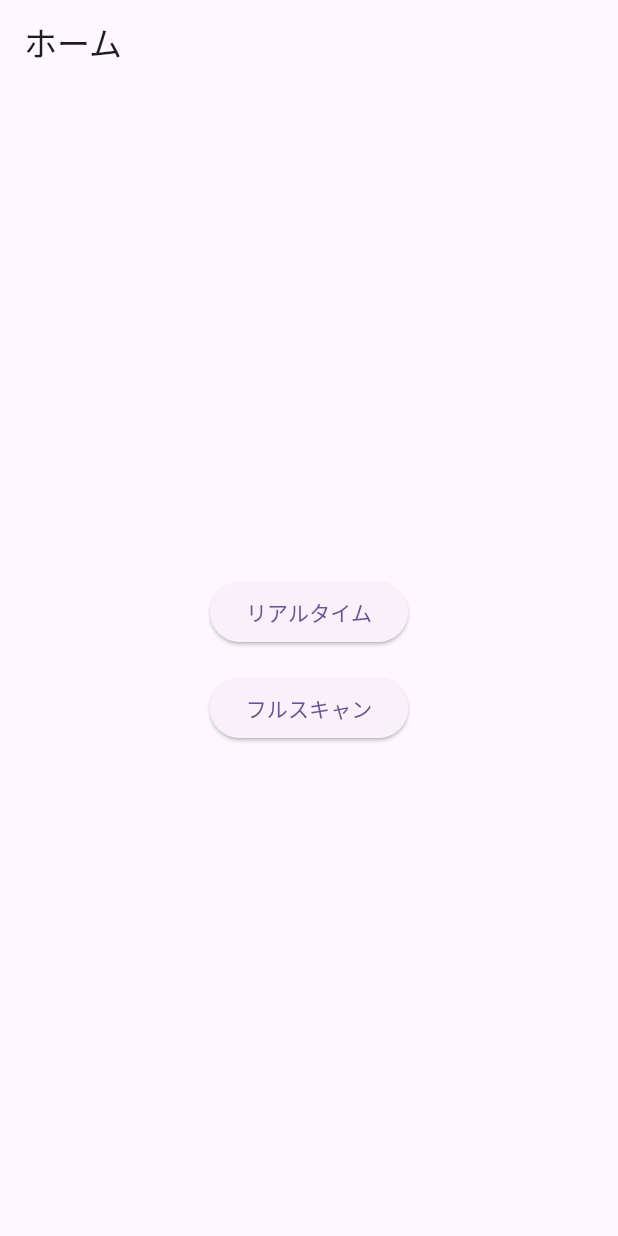
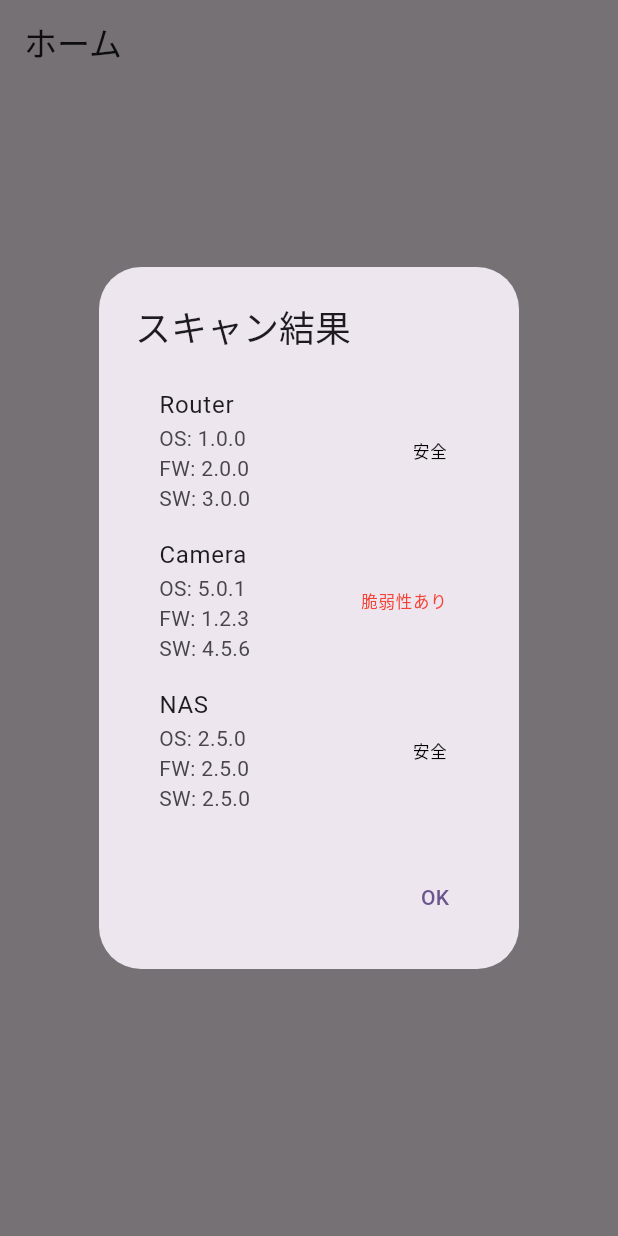
Before and after one commit to viiiviii538/nwcd_c, a Flutter app: the screen it shows after launch, after a tap on "フルスキャン", on a phone screen of 412 x 824 dp. Run offline on Flutter 3.47's test engine with Material 3 defaults, Android fonts, the phone set to English and light mode, and no system bars.

Commit message:
Add device version scan simulation

```diff
--- /dev/null
+++ b/lib/device_version_scan.dart
@@ -0,0 +1,45 @@
+class DeviceInfo {
+  final String name;
+  final String osVersion;
+  final String firmwareVersion;
+  final String softwareVersion;
+  final bool vulnerable;
+
+  const DeviceInfo({
+    required this.name,
+    required this.osVersion,
+    required this.firmwareVersion,
+    required this.softwareVersion,
+    required this.vulnerable,
+  });
+}
+
+Future<List<DeviceInfo>> deviceVersionScan() async {
+  // In a real implementation this function would scan the network and
+  // query each device for its firmware and software versions. For this
+  // example we just return a simulated list of devices.
+  await Future.delayed(const Duration(seconds: 1));
+  return const [
+    DeviceInfo(
+      name: 'Router',
+      osVersion: '1.0.0',
+      firmwareVersion: '2.0.0',
+      softwareVersion: '3.0.0',
+      vulnerable: false,
+    ),
+    DeviceInfo(
+      name: 'Camera',
+      osVersion: '5.0.1',
+      firmwareVersion: '1.2.3',
+      softwareVersion: '4.5.6',
+      vulnerable: true,
+    ),
+    DeviceInfo(
+      name: 'NAS',
+      osVersion: '2.5.0',
+      firmwareVersion: '2.5.0',
+      softwareVersion: '2.5.0',
+      vulnerable: false,
+    ),
+  ];
+}
--- a/lib/home_page.dart
+++ b/lib/home_page.dart
@@ -1,4 +1,5 @@
 import 'package:flutter/material.dart';
+import 'device_version_scan.dart';
 
 class HomePage extends StatefulWidget {
   const HomePage({super.key});
@@ -20,9 +21,43 @@ class _HomePageState extends State<HomePage> {
 
   Future<void> _startFullScan() async {
     setState(() => _fullScanLoading = true);
-    await Future.delayed(const Duration(seconds: 1));
+    final devices = await deviceVersionScan();
     if (!mounted) return;
     setState(() => _fullScanLoading = false);
+    await showDialog<void>(
+      context: context,
+      builder: (context) => AlertDialog(
+        title: const Text('スキャン結果'),
+        content: SingleChildScrollView(
+          child: Column(
+            mainAxisSize: MainAxisSize.min,
+            children: [
+              for (final device in devices)
+                ListTile(
+                  title: Text(device.name),
+                  subtitle: Text(
+                    'OS: ${device.osVersion}\n'
+                    'FW: ${device.firmwareVersion}\n'
+                    'SW: ${device.softwareVersion}',
+                  ),
+                  trailing: Text(
+                    device.vulnerable ? '脆弱性あり' : '安全',
+                    style: TextStyle(
+                      color: device.vulnerable ? Colors.red : Colors.black,
+                    ),
+                  ),
+                ),
+            ],
+          ),
+        ),
+        actions: [
+          TextButton(
+            onPressed: () => Navigator.of(context).pop(),
+            child: const Text('OK'),
+          ),
+        ],
+      ),
+    );
   }
 
   @override
```
